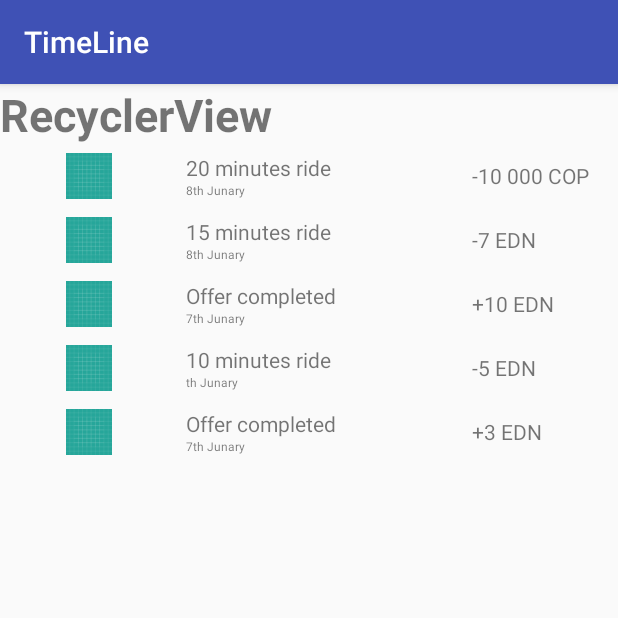
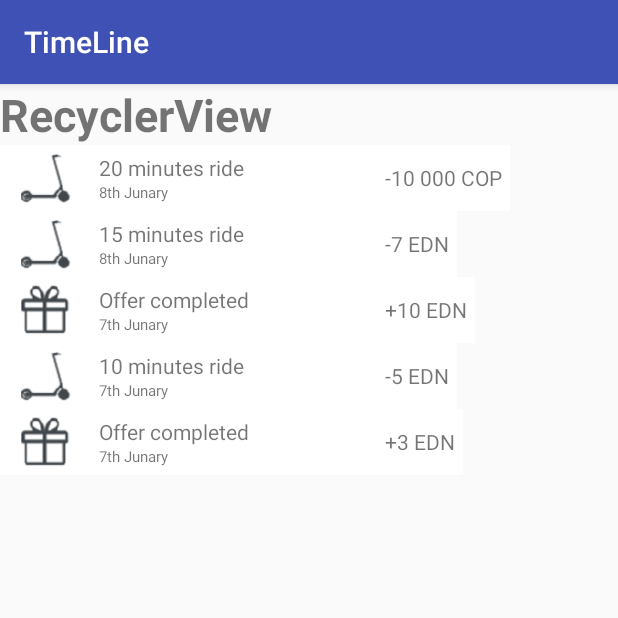
Before and after one commit to RodrigoPulidoG/Recycler_TimeLine, an Android app: the screen it shows after launch (MainActivity), on a phone screen of 412 x 824 dp, the top half of it. Run offline under Robolectric (Android 15) with nearby library versions, the phone set to English and light mode, and no system bars.

Commit message:
Ajustando imagenes y añadiendolas
En la lista no se encuentra bien posisionado cada elemento pero estos detalles se corregiran en el proyecto Wallet.

```diff
--- a/TimeLine/app/src/main/java/com/example/rodpro/timeline/MainActivity.java
+++ b/TimeLine/app/src/main/java/com/example/rodpro/timeline/MainActivity.java
@@ -28,11 +28,11 @@ public class MainActivity extends AppCompatActivity {
     }
 
     private void llenarListaEventos() {
-        listaEventos.add(new EventTimeLine(R.drawable.ic_launcher_background,"20 minutes ride","8th Junary","-10 000 COP"));
-        listaEventos.add(new EventTimeLine(R.drawable.ic_launcher_background,"15 minutes ride","8th Junary","-7 EDN"));
-        listaEventos.add(new EventTimeLine(R.drawable.ic_launcher_background,"Offer completed","7th Junary","+10 EDN"));
-        listaEventos.add(new EventTimeLine(R.drawable.ic_launcher_background,"10 minutes ride","th Junary","-5 EDN"));
-        listaEventos.add(new EventTimeLine(R.drawable.ic_launcher_background,"Offer completed","7th Junary","+3 EDN"));
+        listaEventos.add(new EventTimeLine(R.drawable.mono_patin,"20 minutes ride","8th Junary","-10 000 COP"));
+        listaEventos.add(new EventTimeLine(R.drawable.mono_patin,"15 minutes ride","8th Junary","-7 EDN"));
+        listaEventos.add(new EventTimeLine(R.drawable.regalo,"Offer completed","7th Junary","+10 EDN"));
+        listaEventos.add(new EventTimeLine(R.drawable.mono_patin,"10 minutes ride","7th Junary","-5 EDN"));
+        listaEventos.add(new EventTimeLine(R.drawable.regalo,"Offer completed","7th Junary","+3 EDN"));
 
     }
 }
--- a/TimeLine/app/src/main/res/layout/item_list_time_line.xml
+++ b/TimeLine/app/src/main/res/layout/item_list_time_line.xml
@@ -15,7 +15,8 @@
         <LinearLayout
             android:layout_width="match_parent"
             android:layout_height="wrap_content"
-            android:orientation="horizontal">
+            android:orientation="horizontal"
+            android:background="#ffffff">
 
             <ImageView
                 android:id="@+id/idImage"
@@ -35,17 +36,20 @@
                 <TextView
                     android:id="@+id/textTime"
                     android:layout_width="match_parent"
-                    android:layout_height="wrap_content"
+                    android:layout_height="match_parent"
+                    android:layout_gravity="center"
                     android:gravity="left"
-                    android:text="TextView" />
+                    android:text="TextView"
+                    android:textSize="14dp"/>
 
                 <TextView
                     android:id="@+id/textDate"
                     android:layout_width="match_parent"
-                    android:layout_height="wrap_content"
+                    android:layout_height="match_parent"
+                    android:layout_gravity="center"
                     android:gravity="left"
                     android:text="TextView"
-                    android:textSize="8dp" />
+                    android:textSize="10dp" />
 
             </LinearLayout>
 
@@ -55,7 +59,7 @@
                 android:layout_gravity="center|right"
                 android:layout_margin="5dp"
                 android:orientation="vertical"
-                tools:layout_editor_absoluteX="375dp"
+                tools:layout_editor_absoluteX="300dp"
                 tools:layout_editor_absoluteY="5dp">
 
                 <TextView
@@ -70,11 +74,7 @@
 
         </LinearLayout>
 
-        <TextView
-            android:id="@+id/textView6"
-            android:layout_width="match_parent"
-            android:layout_height="1dp"
-            android:layout_below="@+id/idImage" />
+
 
     </LinearLayout>
 </LinearLayout>
```
Also changed, not shown: TimeLine/app/src/main/res/drawable/mono_patin.PNG, TimeLine/app/src/main/res/drawable/regalo.PNG, 2 other files.
